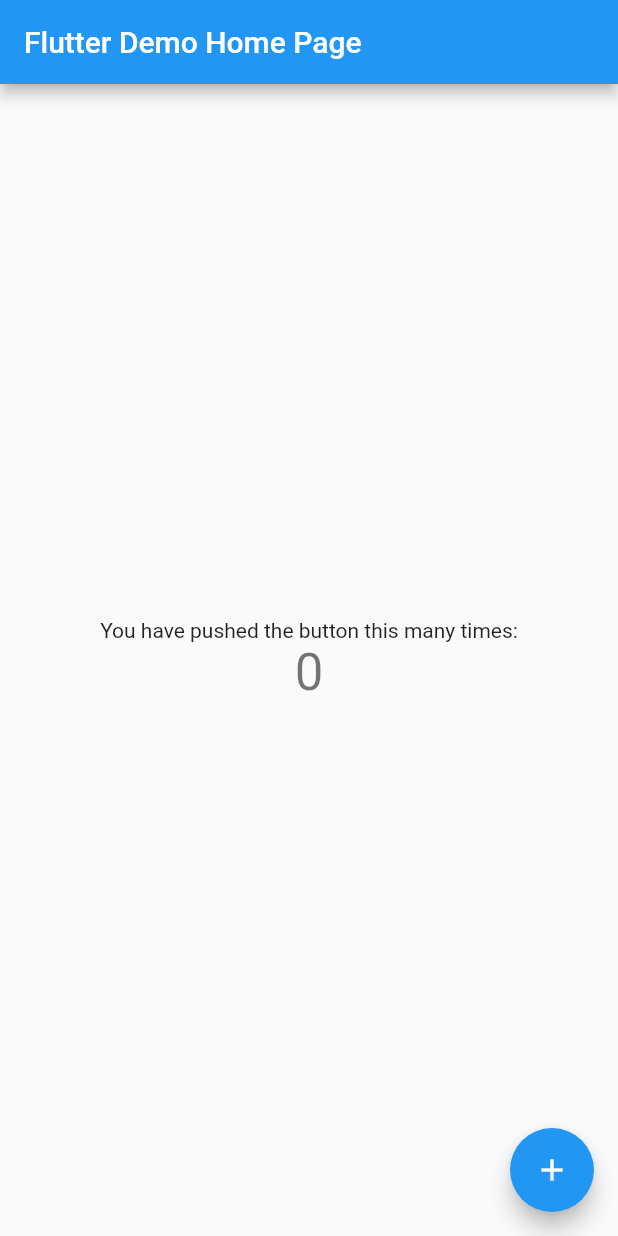
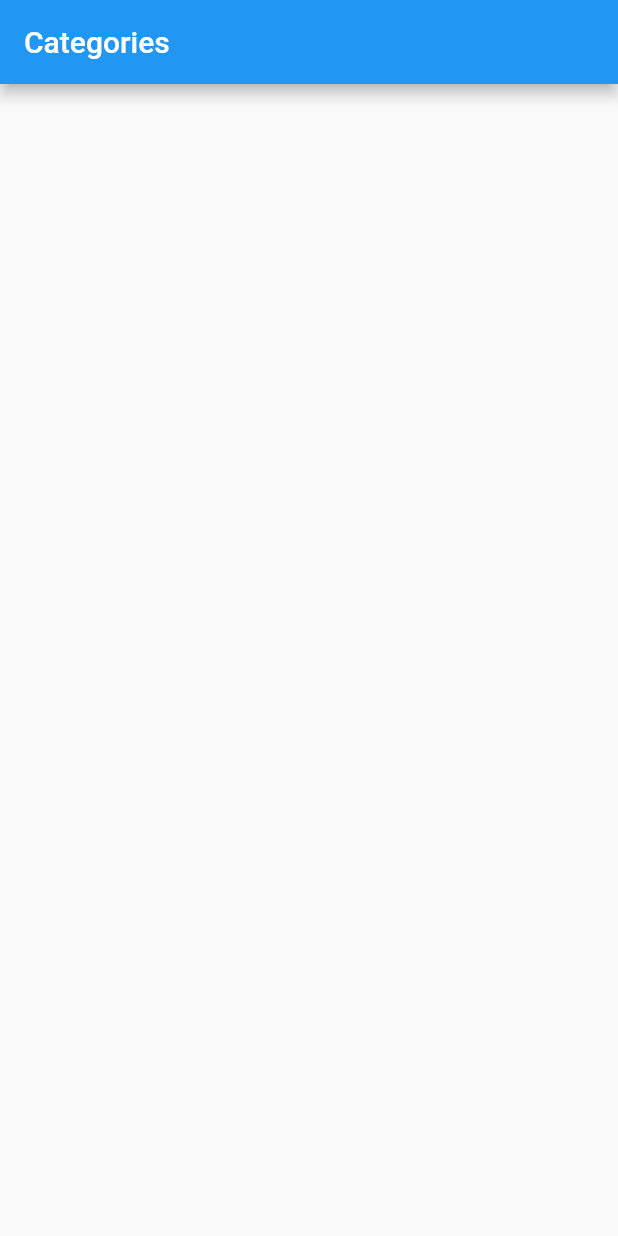
Before and after one commit to jasaplohl/ToDo, a Flutter app: the screen it shows after launch, on a phone screen of 412 x 824 dp. Run offline on Flutter 3.47's test engine with Material 2 defaults, Android fonts, the phone set to English and light mode, and no system bars.

Commit message:
Created the initial screens and widgets.

```diff
--- a/lib/main.dart
+++ b/lib/main.dart
@@ -1,115 +1,33 @@
 import 'package:flutter/material.dart';
+import 'package:todo/screens/add_todo_item_screen.dart';
+import 'package:todo/screens/categories_screen.dart';
+import 'package:todo/screens/add_category_screen.dart';
+import 'package:todo/screens/todo_list_screen.dart';
 
 void main() {
-  runApp(const MyApp());
+  runApp(MyApp());
 }
 
 class MyApp extends StatelessWidget {
-  const MyApp({Key? key}) : super(key: key);
+  MyApp({Key? key}) : super(key: key);
 
-  // This widget is the root of your application.
+  final ThemeData themeData = ThemeData(
+    primarySwatch: Colors.blue
+  );
+
   @override
   Widget build(BuildContext context) {
     return MaterialApp(
-      title: 'Flutter Demo',
+      title: 'ToDo',
       theme: ThemeData(
-        // This is the theme of your application.
-        //
-        // Try running your application with "flutter run". You'll see the
-        // application has a blue toolbar. Then, without quitting the app, try
-        // changing the primarySwatch below to Colors.green and then invoke
-        // "hot reload" (press "r" in the console where you ran "flutter run",
-        // or simply save your changes to "hot reload" in a Flutter IDE).
-        // Notice that the counter didn't reset back to zero; the application
-        // is not restarted.
         primarySwatch: Colors.blue,
       ),
-      home: const MyHomePage(title: 'Flutter Demo Home Page'),
+      home: const CategoriesScreen(),
+      routes: {
+        AddCategoryScreen.routeName: (context) => const AddCategoryScreen(),
+        AddTodoItemScreen.routeName: (context) => const AddTodoItemScreen(),
+        TodoListScreen.routeName: (context) => const TodoListScreen(),
+      },
     );
   }
 }
-
-class MyHomePage extends StatefulWidget {
-  const MyHomePage({Key? key, required this.title}) : super(key: key);
-
-  // This widget is the home page of your application. It is stateful, meaning
-  // that it has a State object (defined below) that contains fields that affect
-  // how it looks.
-
-  // This class is the configuration for the state. It holds the values (in this
-  // case the title) provided by the parent (in this case the App widget) and
-  // used by the build method of the State. Fields in a Widget subclass are
-  // always marked "final".
-
-  final String title;
-
-  @override
-  State<MyHomePage> createState() => _MyHomePageState();
-}
-
-class _MyHomePageState extends State<MyHomePage> {
-  int _counter = 0;
-
-  void _incrementCounter() {
-    setState(() {
-      // This call to setState tells the Flutter framework that something has
-      // changed in this State, which causes it to rerun the build method below
-      // so that the display can reflect the updated values. If we changed
-      // _counter without calling setState(), then the build method would not be
-      // called again, and so nothing would appear to happen.
-      _counter++;
-    });
-  }
-
-  @override
-  Widget build(BuildContext context) {
-    // This method is rerun every time setState is called, for instance as done
-    // by the _incrementCounter method above.
-    //
-    // The Flutter framework has been optimized to make rerunning build methods
-    // fast, so that you can just rebuild anything that needs updating rather
-    // than having to individually change instances of widgets.
-    return Scaffold(
-      appBar: AppBar(
-        // Here we take the value from the MyHomePage object that was created by
-        // the App.build method, and use it to set our appbar title.
-        title: Text(widget.title),
-      ),
-      body: Center(
-        // Center is a layout widget. It takes a single child and positions it
-        // in the middle of the parent.
-        child: Column(
-          // Column is also a layout widget. It takes a list of children and
-          // arranges them vertically. By default, it sizes itself to fit its
-          // children horizontally, and tries to be as tall as its parent.
-          //
-          // Invoke "debug painting" (press "p" in the console, choose the
-          // "Toggle Debug Paint" action from the Flutter Inspector in Android
-          // Studio, or the "Toggle Debug Paint" command in Visual Studio Code)
-          // to see the wireframe for each widget.
-          //
-          // Column has various properties to control how it sizes itself and
-          // how it positions its children. Here we use mainAxisAlignment to
-          // center the children vertically; the main axis here is the vertical
-          // axis because Columns are vertical (the cross axis would be
-          // horizontal).
-          mainAxisAlignment: MainAxisAlignment.center,
-          children: <Widget>[
-            const Text(
-              'You have pushed the button this many times:',
-            ),
-            Text(
-              '$_counter',
-              style: Theme.of(context).textTheme.headline4,
-            ),
-          ],
-        ),
-      ),
-      floatingActionButton: FloatingActionButton(
-        onPressed: _incrementCounter,
-        tooltip: 'Increment',
-        child: const Icon(Icons.add),
-      ), // This trailing comma makes auto-formatting nicer for build methods.
-    );
-  }
-}
--- /dev/null
+++ b/lib/screens/categories_screen.dart
@@ -0,0 +1,14 @@
+import 'package:flutter/material.dart';
+
+class CategoriesScreen extends StatelessWidget {
+  static const routeName = "categories";
+
+  const CategoriesScreen({ Key? key }) : super(key: key);
+
+  @override
+  Widget build(BuildContext context) {
+    return Scaffold(
+      appBar: AppBar(title: const Text("Categories")),
+    );
+  }
+}
```
Also changed, not shown: lib/screens/add_category_screen.dart (added, +14 -0 lines), lib/screens/add_todo_item_screen.dart (added, +14 -0 lines), lib/screens/todo_list_screen.dart (added, +14 -0 lines), lib/widgets/category_item.dart (added, +12 -0 lines), lib/widgets/todo_list_item.dart (added, +12 -0 lines), 2 other files.
